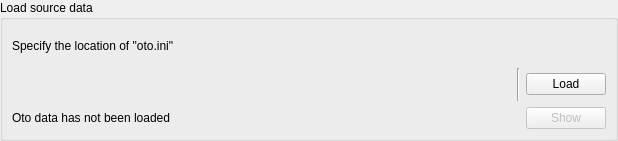
Qt form src/utils/widgets/otofileloadwidget.ui (shine5402/KiraOtoToolbox) before a commit.
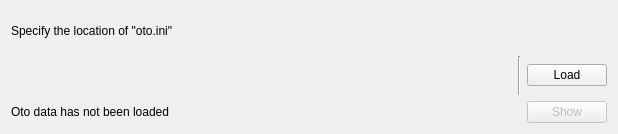
The same form after that commit. Custom widgets are drawn as their Qt base class.

Commit message: change file io widgets ui

```diff
--- a/src/utils/widgets/otofileloadwidget.ui
+++ b/src/utils/widgets/otofileloadwidget.ui
@@ -7,28 +7,10 @@
     <x>0</x>
     <y>0</y>
     <width>618</width>
-    <height>141</height>
+    <height>134</height>
    </rect>
   </property>
   <layout class="QVBoxLayout" name="verticalLayout">
-   <property name="leftMargin">
-    <number>0</number>
-   </property>
-   <property name="topMargin">
-    <number>0</number>
-   </property>
-   <property name="rightMargin">
-    <number>0</number>
-   </property>
-   <property name="bottomMargin">
-    <number>0</number>
-   </property>
-   <item>
-    <widget class="QGroupBox" name="groupBox_4">
-     <property name="title">
-      <string>Load source data</string>
-     </property>
-     <layout class="QVBoxLayout" name="verticalLayout_6">
       <item>
        <widget class="QLabel" name="label">
         <property name="text">
@@ -111,9 +93,6 @@
          </widget>
         </item>
        </layout>
-      </item>
-     </layout>
-    </widget>
    </item>
   </layout>
  </widget>
```
Lines whose indentation alone changed are shown as unchanged. The commit also changes 4 other files.
